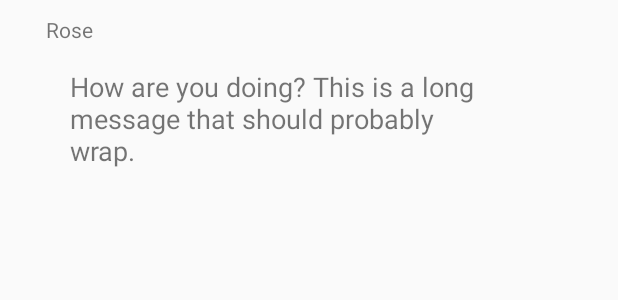
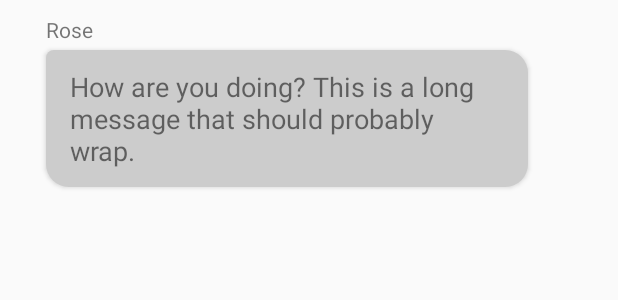
Before and after one commit to mariajosebare/PruebadeMDM, an Android app: the layout su_mensaje.xml on its own in the app's theme, with its tools: preview values and no code run, on a phone screen of 412 x 824 dp. Shown: the top 300 px of the screen. Run offline under Robolectric (Android 15) with nearby library versions, the phone set to English and light mode, and no system bars.

Commit message:
Burbujas del chat-final

```diff
--- a/app/src/main/res/drawable/their_message.xml
+++ b/app/src/main/res/drawable/their_message.xml
@@ -1,8 +1,6 @@
 <?xml version="1.0" encoding="utf-8"?>
-<selector xmlns:android="http://schemas.android.com/apk/res/android">
-    <shape xmlns:android="http://schemas.android.com/apk/res/android"
-        android:shape="rectangle">
-        <solid android:color="@color/warningColor" />
-        <corners android:topLeftRadius="5dp" android:radius="15dp" />
-    </shape>
-</selector>
+<shape xmlns:android="http://schemas.android.com/apk/res/android"
+    android:shape="rectangle">
+    <solid android:color="#CCCCCC" />
+    <corners android:topLeftRadius="5dp" android:radius="15dp" />
+</shape>
```
Also changed, not shown: app/src/main/res/drawable/my_message.xml (+5 -7 lines).
